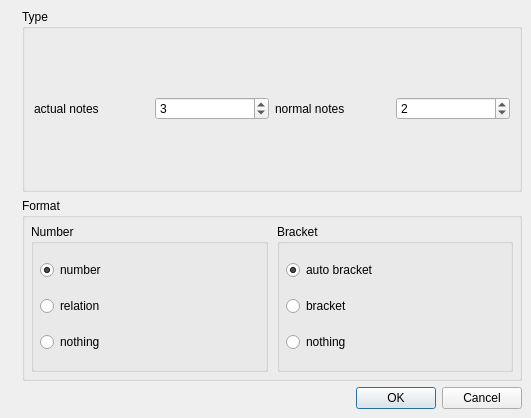
Qt form mscore/mscore/tupletdialog.ui (musescore/musescore-old) before a commit.
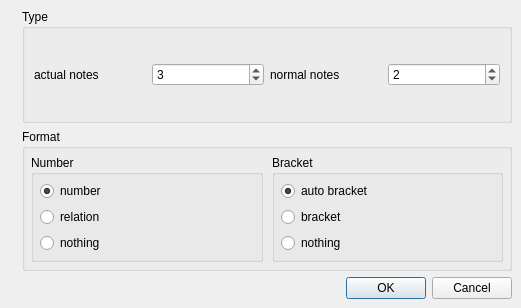
The same form after that commit. Icons and pictures are not drawn.

```diff
--- a/mscore/mscore/tupletdialog.ui
+++ b/mscore/mscore/tupletdialog.ui
@@ -5,8 +5,8 @@
    <rect>
     <x>0</x>
     <y>0</y>
-    <width>531</width>
-    <height>418</height>
+    <width>521</width>
+    <height>308</height>
    </rect>
   </property>
   <property name="windowTitle" >
@@ -27,6 +27,12 @@
    </property>
    <item>
     <widget class="QLabel" name="label_3" >
+     <property name="sizePolicy" >
+      <sizepolicy vsizetype="Ignored" hsizetype="Fixed" >
+       <horstretch>0</horstretch>
+       <verstretch>0</verstretch>
+      </sizepolicy>
+     </property>
      <property name="text" >
       <string/>
      </property>
@@ -79,6 +85,12 @@
         </item>
         <item>
          <widget class="QSpinBox" name="actualNotes" >
+          <property name="sizePolicy" >
+           <sizepolicy vsizetype="Fixed" hsizetype="Preferred" >
+            <horstretch>0</horstretch>
+            <verstretch>0</verstretch>
+           </sizepolicy>
+          </property>
           <property name="minimum" >
            <number>2</number>
           </property>
@@ -99,6 +111,12 @@
         </item>
         <item>
          <widget class="QSpinBox" name="normalNotes" >
+          <property name="sizePolicy" >
+           <sizepolicy vsizetype="Fixed" hsizetype="Preferred" >
+            <horstretch>0</horstretch>
+            <verstretch>0</verstretch>
+           </sizepolicy>
+          </property>
           <property name="minimum" >
            <number>1</number>
           </property>
```
